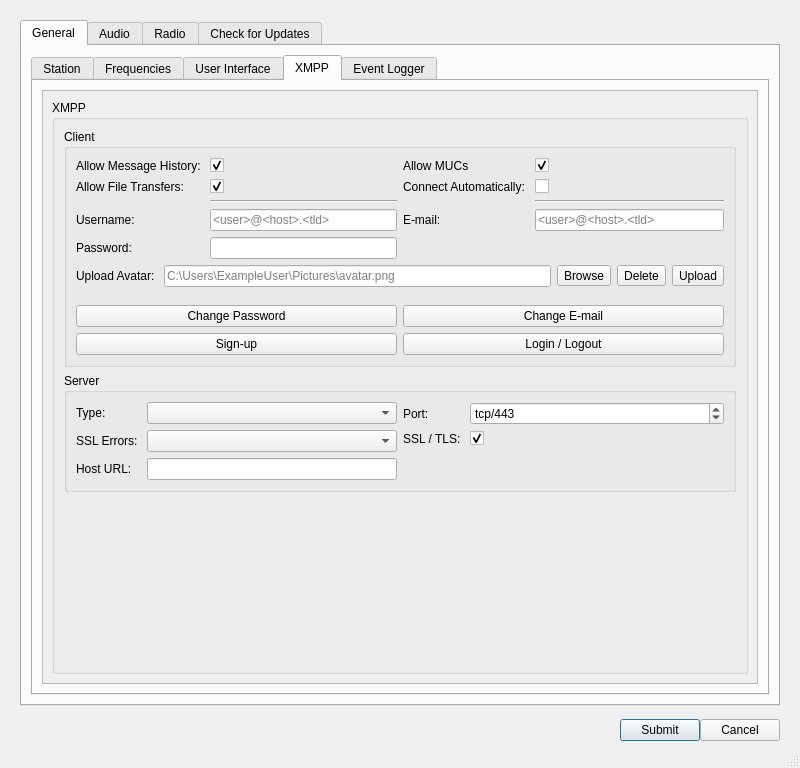
Qt form src/ui/dialogsettings.ui (GekkoFyre/small-world-deluxe) before a commit.
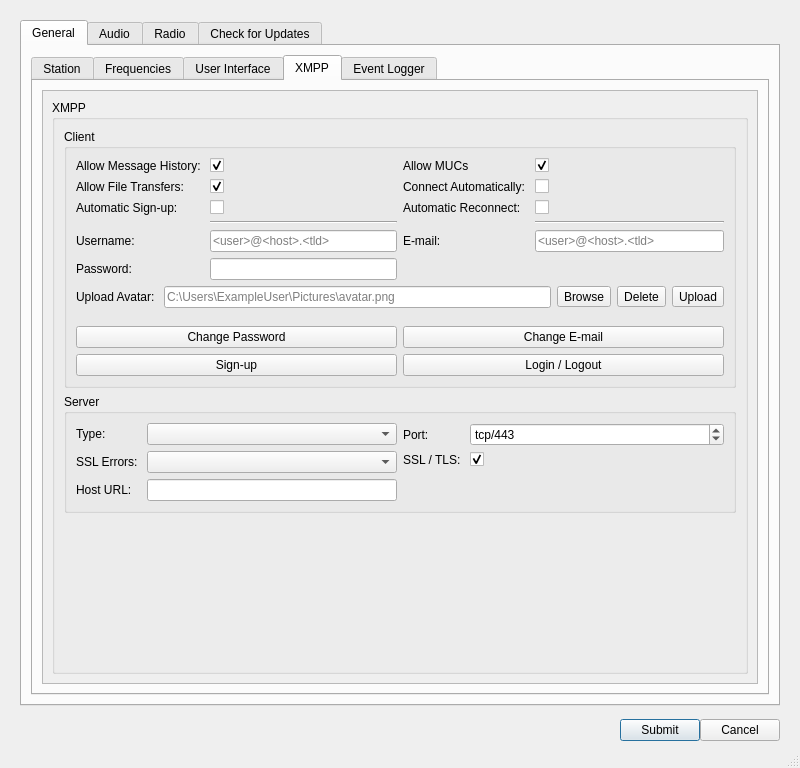
The same form after that commit. The open tabs and pages were chosen to show the change.

Commit message: * New icon! * Has a position (i.e. icon) in the taskbar now. * Extra configuration options within the Settings Dialog for the XMPP side-of-things. These have yet to programmed for fully.

```diff
--- a/src/ui/dialogsettings.ui
+++ b/src/ui/dialogsettings.ui
@@ -1956,13 +1956,27 @@
                                      </widget>
                                     </item>
                                     <item row="3" column="0">
+                                     <widget class="Line" name="line_2">
+                                      <property name="orientation">
+                                       <enum>Qt::Horizontal</enum>
+                                      </property>
+                                     </widget>
+                                    </item>
+                                    <item row="3" column="1">
+                                     <widget class="Line" name="line">
+                                      <property name="orientation">
+                                       <enum>Qt::Horizontal</enum>
+                                      </property>
+                                     </widget>
+                                    </item>
+                                    <item row="4" column="0">
                                      <widget class="QLabel" name="label_xmpp_client_username">
                                       <property name="text">
                                        <string>Username: </string>
                                       </property>
                                      </widget>
                                     </item>
-                                    <item row="3" column="1">
+                                    <item row="4" column="1">
                                      <widget class="QLineEdit" name="lineEdit_xmpp_client_username">
                                       <property name="maxLength">
                                        <number>256</number>
@@ -1975,14 +1989,14 @@
                                       </property>
                                      </widget>
                                     </item>
-                                    <item row="4" column="0">
+                                    <item row="5" column="0">
                                      <widget class="QLabel" name="label_xmpp_client_password">
                                       <property name="text">
                                        <string>Password: </string>
                                       </property>
                                      </widget>
                                     </item>
-                                    <item row="4" column="1">
+                                    <item row="5" column="1">
                                      <widget class="QLineEdit" name="lineEdit_xmpp_client_password">
                                       <property name="maxLength">
                                        <number>256</number>
@@ -1992,17 +2006,17 @@
                                       </property>
                                      </widget>
                                     </item>
-                                    <item row="2" column="1">
-                                     <widget class="Line" name="line">
-                                      <property name="orientation">
-                                       <enum>Qt::Horizontal</enum>
+                                    <item row="2" column="0">
+                                     <widget class="QLabel" name="label_automatic_signup">
+                                      <property name="text">
+                                       <string>Automatic Sign-up: </string>
                                       </property>
                                      </widget>
                                     </item>
-                                    <item row="2" column="0">
-                                     <widget class="Line" name="line_2">
-                                      <property name="orientation">
-                                       <enum>Qt::Horizontal</enum>
+                                    <item row="2" column="1">
+                                     <widget class="QCheckBox" name="checkBox_automatic_signup">
+                                      <property name="text">
+                                       <string/>
                                       </property>
                                      </widget>
                                     </item>
@@ -2074,13 +2088,27 @@
                                      </widget>
                                     </item>
                                     <item row="3" column="0">
+                                     <widget class="Line" name="line_4">
+                                      <property name="orientation">
+                                       <enum>Qt::Horizontal</enum>
+                                      </property>
+                                     </widget>
+                                    </item>
+                                    <item row="3" column="1">
+                                     <widget class="Line" name="line_3">
+                                      <property name="orientation">
+                                       <enum>Qt::Horizontal</enum>
+                                      </property>
+                                     </widget>
+                                    </item>
+                                    <item row="4" column="0">
                                      <widget class="QLabel" name="label_xmpp_client_email_address">
                                       <property name="text">
                                        <string>E-mail: </string>
                                       </property>
                                      </widget>
                                     </item>
-                                    <item row="3" column="1">
+                                    <item row="4" column="1">
                                      <widget class="QLineEdit" name="lineEdit_xmpp_client_email_address">
                                       <property name="maxLength">
                                        <number>512</number>
@@ -2093,17 +2121,17 @@
                                       </property>
                                      </widget>
                                     </item>
-                                    <item row="2" column="1">
-                                     <widget class="Line" name="line_3">
-                                      <property name="orientation">
-                                       <enum>Qt::Horizontal</enum>
+                                    <item row="2" column="0">
+                                     <widget class="QLabel" name="label_automatic_reconnect">
+                                      <property name="text">
+                                       <string>Automatic Reconnect: </string>
                                       </property>
                                      </widget>
                                     </item>
-                                    <item row="2" column="0">
-                                     <widget class="Line" name="line_4">
-                                      <property name="orientation">
-                                       <enum>Qt::Horizontal</enum>
+                                    <item row="2" column="1">
+                                     <widget class="QCheckBox" name="checkBox_automatic_reconnect">
+                                      <property name="text">
+                                       <string/>
                                       </property>
                                      </widget>
                                     </item>
```
The commit also changes 3 other files.
